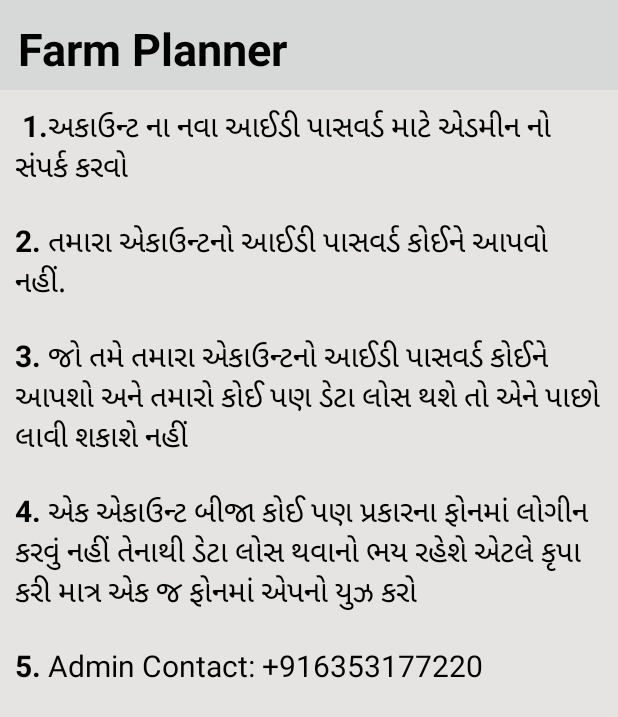
After one commit to nimeshkadecha/Dr.Kishan, an Android app: the _1_TermsAndCondition screen opened directly, with no data from a screen before it, on a phone screen of 412 x 824 dp. The commit adds this screen. Shown: the top 717 px of the screen. Run offline under Robolectric (Android 15) with nearby library versions, the phone set to English and light mode, and no system bars.

Commit message:
Terms and conditions are added

```diff
--- a/app/src/main/AndroidManifest.xml
+++ b/app/src/main/AndroidManifest.xml
@@ -14,6 +14,9 @@
         android:supportsRtl="true"
         android:theme="@style/Theme.DrKishan"
         tools:targetApi="31">
+        <activity
+            android:name=".pages._1_TermsAndCondition"
+            android:exported="false" />
         <activity
             android:name=".pages._1_ResetPassword"
             android:exported="false" />
--- a/app/src/main/java/com/nimeshkadecha/drkishan/pages/_1_LoginPage.java
+++ b/app/src/main/java/com/nimeshkadecha/drkishan/pages/_1_LoginPage.java
@@ -40,6 +40,11 @@ public class _1_LoginPage extends AppCompatActivity {
 		Button login = findViewById(R.id.loginBtn);
 		reference = FirebaseDatabase.getInstance().getReference("");
 		sharedPreferences = getSharedPreferences(PREFS_NAME, MODE_PRIVATE);
+
+		findViewById(R.id.TandC).setOnClickListener(View -> {
+			Intent intent = new Intent(_1_LoginPage.this, _1_TermsAndCondition.class);
+			startActivity(intent);
+		});
 
 		findViewById(R.id.forgetPassword).setOnClickListener(View ->{
 			Intent intent = new Intent(_1_LoginPage.this, _1_ResetPassword.class);
--- /dev/null
+++ b/app/src/main/java/com/nimeshkadecha/drkishan/pages/_1_TermsAndCondition.java
@@ -0,0 +1,19 @@
+package com.nimeshkadecha.drkishan.pages;
+
+import android.os.Bundle;
+
+import androidx.activity.EdgeToEdge;
+import androidx.appcompat.app.AppCompatActivity;
+
+import com.nimeshkadecha.drkishan.R;
+
+public class _1_TermsAndCondition extends AppCompatActivity {
+
+	@Override
+	protected void onCreate(Bundle savedInstanceState) {
+		super.onCreate(savedInstanceState);
+		EdgeToEdge.enable(this);
+		setContentView(R.layout.activity_1_terms_and_condition);
+
+	}
+}
--- /dev/null
+++ b/app/src/main/res/layout/activity_1_terms_and_condition.xml
@@ -0,0 +1,33 @@
+<?xml version="1.0" encoding="utf-8"?>
+<androidx.constraintlayout.widget.ConstraintLayout xmlns:android="http://schemas.android.com/apk/res/android"
+    xmlns:app="http://schemas.android.com/apk/res-auto"
+    xmlns:tools="http://schemas.android.com/tools"
+    android:id="@+id/main"
+    android:layout_width="match_parent"
+    android:layout_height="match_parent"
+    android:fitsSystemWindows="true"
+    tools:context=".pages._1_TermsAndCondition">
+
+    <include
+        android:id="@+id/include4"
+        layout="@layout/header"
+        app:layout_constraintEnd_toEndOf="parent"
+        app:layout_constraintStart_toStartOf="parent"
+        app:layout_constraintTop_toTopOf="parent" />
+
+    <ScrollView
+        android:layout_width="match_parent"
+        android:layout_height="wrap_content"
+        app:layout_constraintEnd_toEndOf="parent"
+        app:layout_constraintStart_toStartOf="parent"
+        app:layout_constraintTop_toBottomOf="@+id/include4">
+
+    <TextView
+        android:id="@+id/textView3"
+        android:layout_margin="10dp"
+        android:textSize="20sp"
+        android:layout_width="match_parent"
+        android:layout_height="wrap_content"
+        android:text="@string/T_C" />
+    </ScrollView>
+</androidx.constraintlayout.widget.ConstraintLayout>
--- a/app/src/main/res/values/strings.xml
+++ b/app/src/main/res/values/strings.xml
@@ -24,6 +24,13 @@
     <string name="enter_product_name">Enter product name</string>
     <string name="enter_header_optional">Enter Header (Optional)</string>
     <string name="enter_footer_optional">Enter Footer (Optional)</string>
+    <string name="T_C">
+            <b>1.</b>અકાઉન્ટ ના નવા આઈડી પાસવર્ડ માટે એડમીન નો સંપર્ક કરવો
+        \n\n<b>2.</b> તમારા એકાઉન્ટનો આઈડી પાસવર્ડ કોઈને આપવો નહીં.
+        \n\n<b>3.</b> જો તમે તમારા એકાઉન્ટનો આઈડી પાસવર્ડ કોઈને આપશો અને તમારો કોઈ પણ ડેટા લોસ થશે તો એને પાછો લાવી શકાશે નહીં
+        \n\n<b>4.</b> એક એકાઉન્ટ બીજા કોઈ પણ પ્રકારના ફોનમાં લોગીન કરવું નહીં તેનાથી ડેટા લોસ થવાનો ભય રહેશે એટલે કૃપા કરી માત્ર એક જ ફોનમાં એપનો યુઝ કરો
+        \n\n<b>5.</b> Admin Contact: +916353177220
+    </string>
 
     <!-- ✅ Add Unit Options -->
     <string-array name="unit_options">
```
Also changed, not shown: app/src/main/res/layout/activity_1_login.xml (+28 -10 lines), 2 other files.
